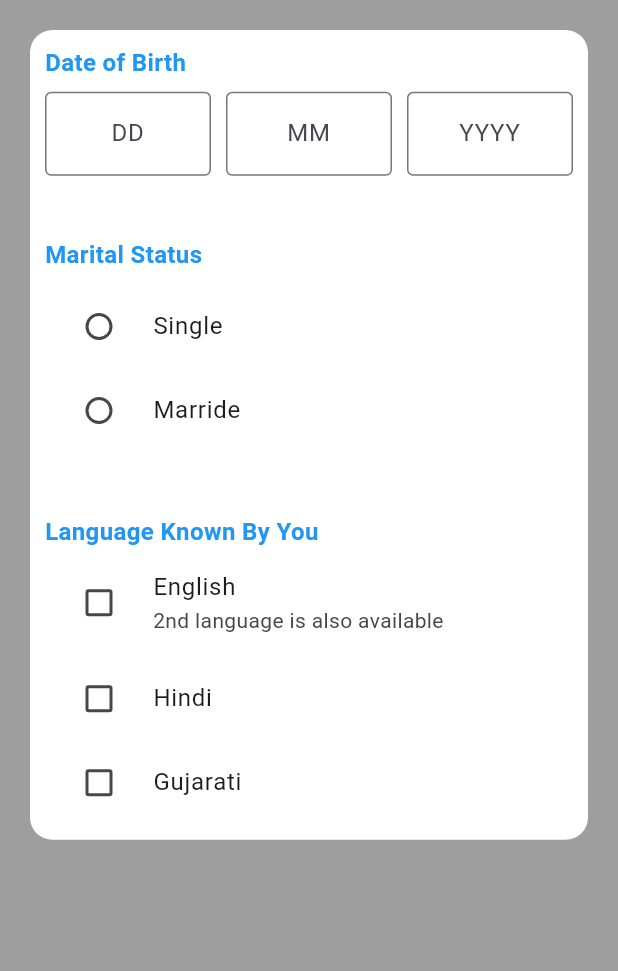
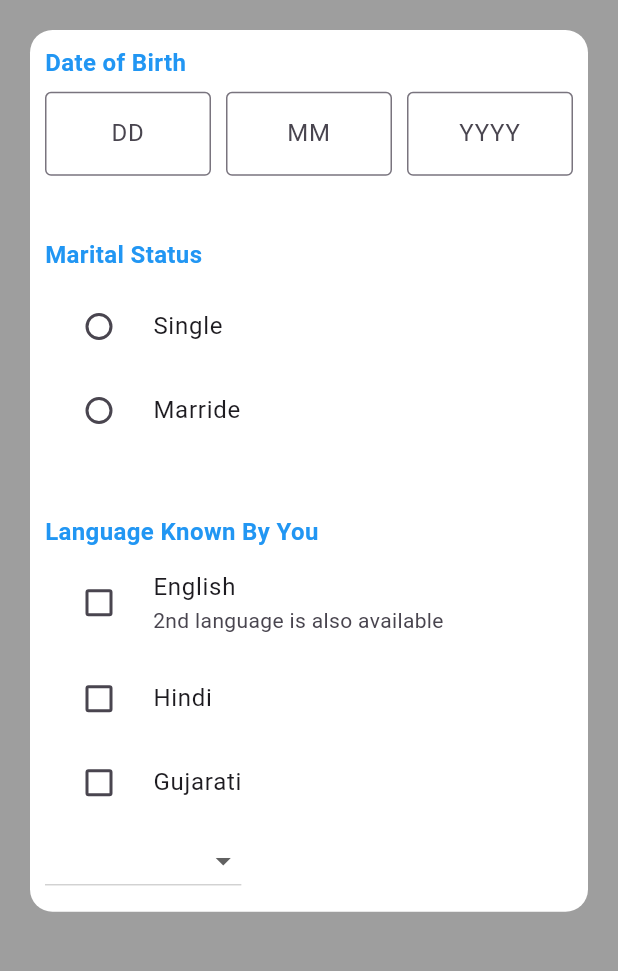
Before and after one commit to omtrivedi110/resume_builder, a Flutter app: the personal_detail screen opened by its route, on a phone screen of 412 x 824 dp, the part 84-1055 px from its top. Run offline on Flutter 3.47's test engine with Material 2 defaults, Android fonts, the phone set to English and light mode, and no system bars.

Commit message:
om | 17 - 04 - 2023 7 : 30

```diff
--- a/lib/views/screens/contact_info.dart
+++ b/lib/views/screens/contact_info.dart
@@ -10,6 +10,6 @@ class contact_info extends StatefulWidget {
 class _contact_infoState extends State<contact_info> {
   @override
   Widget build(BuildContext context) {
-    return const Placeholder();
+    return Placeholder();
   }
 }
--- a/lib/views/screens/homepage.dart
+++ b/lib/views/screens/homepage.dart
@@ -45,7 +45,7 @@ class _homepageState extends State<homepage> {
             child: Column(
               children: [
                 Image.asset(
-                  icons + "open-cardboard-box.png",
+                  "${icons}open-cardboard-box.png",
                   height: 125,
                 ),
                 const SizedBox(
--- a/lib/views/screens/personal_detail.dart
+++ b/lib/views/screens/personal_detail.dart
@@ -15,13 +15,11 @@ class _personal_detailState extends State<personal_detail> {
   bool englishcheckbox = false;
   bool hindicheckbox = false;
   bool gujaraticheckbox = false;
-  String value ="IND";
+  String value = "IN";
 
   @override
   Widget build(BuildContext context) {
-    Size s = MediaQuery
-        .of(context)
-        .size;
+    Size s = MediaQuery.of(context).size;
     return Scaffold(
       appBar: AppBar(
         leading: Mybackicon(),
@@ -156,25 +154,32 @@ class _personal_detailState extends State<personal_detail> {
                         gujaraticheckbox = val!;
                       });
                     }),
-                // DropdownButton(
-                //   value: value,
-                //     hint: const Text("Select Country"),
-                //     onChanged: (val) {
-                //       setState(() {
-                //         value = val!;
-                //       });}, items: [
-                //         DropdownMenuItem(
-                //             value: "IN", child: menuitem(displayvalue: "India")),
-                //         DropdownMenuItem(value: "AU",
-                //             child: menuitem(displayvalue: "Australia")),
-                //         DropdownMenuItem(value: "CAN",
-                //             child: menuitem(displayvalue: "Canada")),
-                //         DropdownMenuItem(value: "USA",
-                //             child: menuitem(
-                //                 displayvalue: "United States of America")),
-                //         DropdownMenuItem(value: "UK",
-                //             child: menuitem(displayvalue: "United Kingdom")),
-                //       ],),
+                DropdownButton(
+                  value: value,
+                  hint: const Text("Select Country"),
+                  onChanged: (val) {
+                    setState(() {
+                      value = val!;
+                    });
+                  },
+                  items: [
+                    DropdownMenuItem(
+                        value: "IN", child: menuitem(displayvalue: "India")),
+                    DropdownMenuItem(
+                        value: "AU",
+                        child: menuitem(displayvalue: "Australia")),
+                    DropdownMenuItem(
+                      value: "CAN",
+                      child: menuitem(displayvalue: "Canada")),
+                    DropdownMenuItem(
+                        value: "USA",
+                        child:
+                            menuitem(displayvalue: "United States of America")),
+                    DropdownMenuItem(
+                        value: "UK",
+                        child: menuitem(displayvalue: "United Kingdom")),
+                  ],
+                ),
               ],
             ),
           ),
@@ -189,8 +194,6 @@ Widget menuitem({required String displayvalue}) {
   return Container(
     width: 10,
     padding: const EdgeInsets.all(10),
-    child: Text(
-        displayvalue
-    ),
+    child: Text(displayvalue),
   );
 }
```
Also changed, not shown: lib/views/screens/education.dart (+36 -1 lines).
